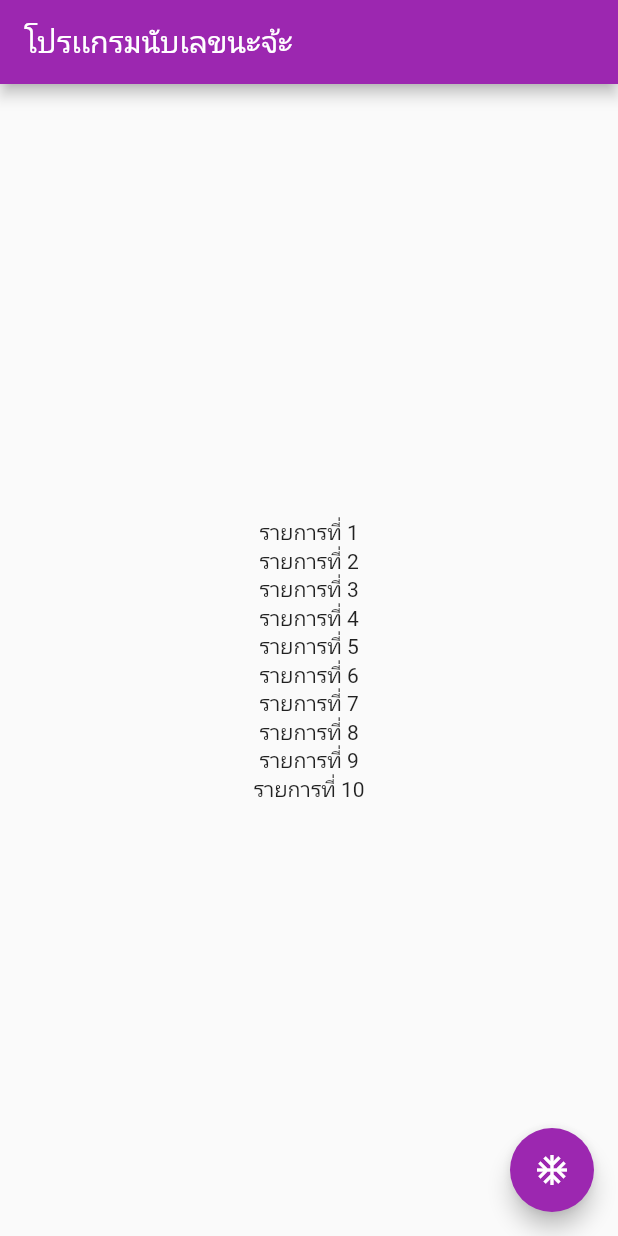
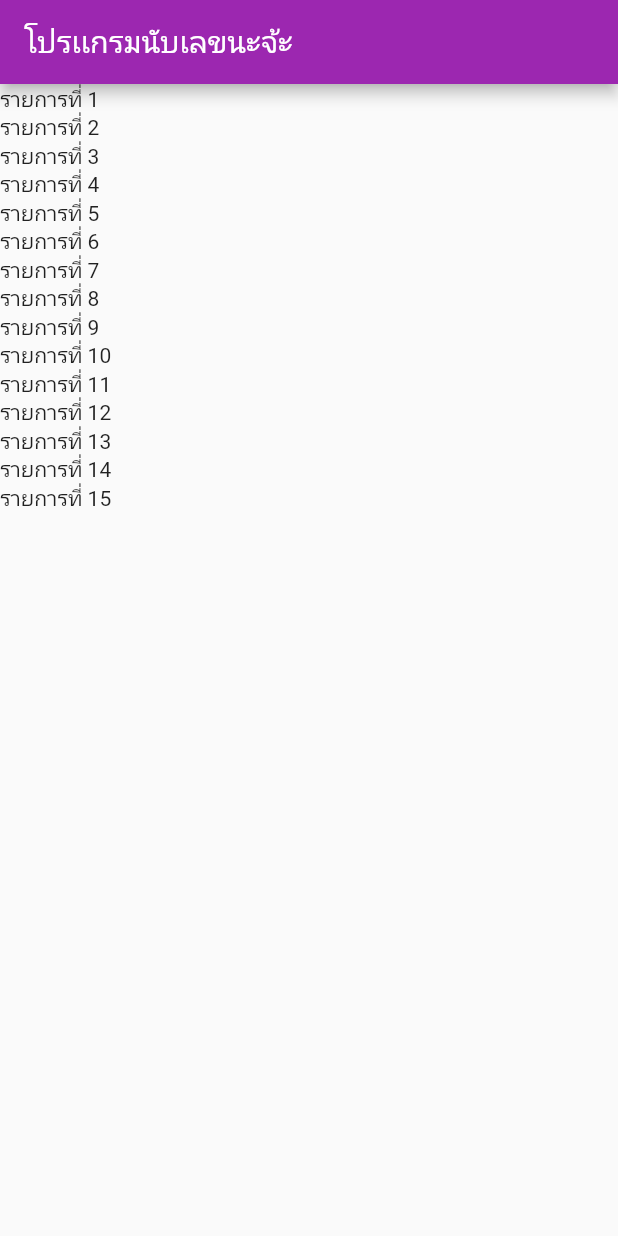
Before and after one commit to SIBPPAKORN/project-flutter_app, a Flutter app: the screen it shows after launch, on a phone screen of 412 x 824 dp. Run offline on Flutter 3.47's test engine with Material 2 defaults, Android fonts, the phone set to English and light mode, and no system bars.

Commit message:
listwiget(1)

```diff
--- a/lib/main.dart
+++ b/lib/main.dart
@@ -24,34 +24,28 @@ class myhomesibpakorn extends StatefulWidget {
 class _myhomesibpakornState extends State<myhomesibpakorn> {
   int number = 0; //การสร้าง state
 
+//เเสดงผลข้อมูล
   @override
   Widget build(BuildContext context) {
-    //กลุ่มข้อมูล text widget
-    List<Widget> data = [];
-    for (var i = 0; i < 10; i++) {
-      data.add(Text("รายการที่ ${i + 1}"));
-    }
-
     return Scaffold(
       appBar: AppBar(
         title: Text("โปรเเกรมนับเลขนะจ้ะ"),
       ),
       body: Center(
-        child: Column(
-          mainAxisAlignment: MainAxisAlignment.center,
-          children: data,
+        child: ListView(
+          children: getdata(15),
         ),
-      ),
-      floatingActionButton: FloatingActionButton(
-        onPressed: addnumber,
-        child: Icon(Icons.ac_unit),
       ),
     );
   }
 
-  void addnumber() {
-    setState(() {
-      number++;
-    });
+//เตรียมข้อมูล
+  List<Widget> getdata(int count) {
+    //กลุ่มข้อมูล text widget
+    List<Widget> data = [];
+    for (var i = 0; i < count; i++) {
+      data.add(Text("รายการที่ ${i + 1}"));
+    }
+    return data;
   }
 }
```
